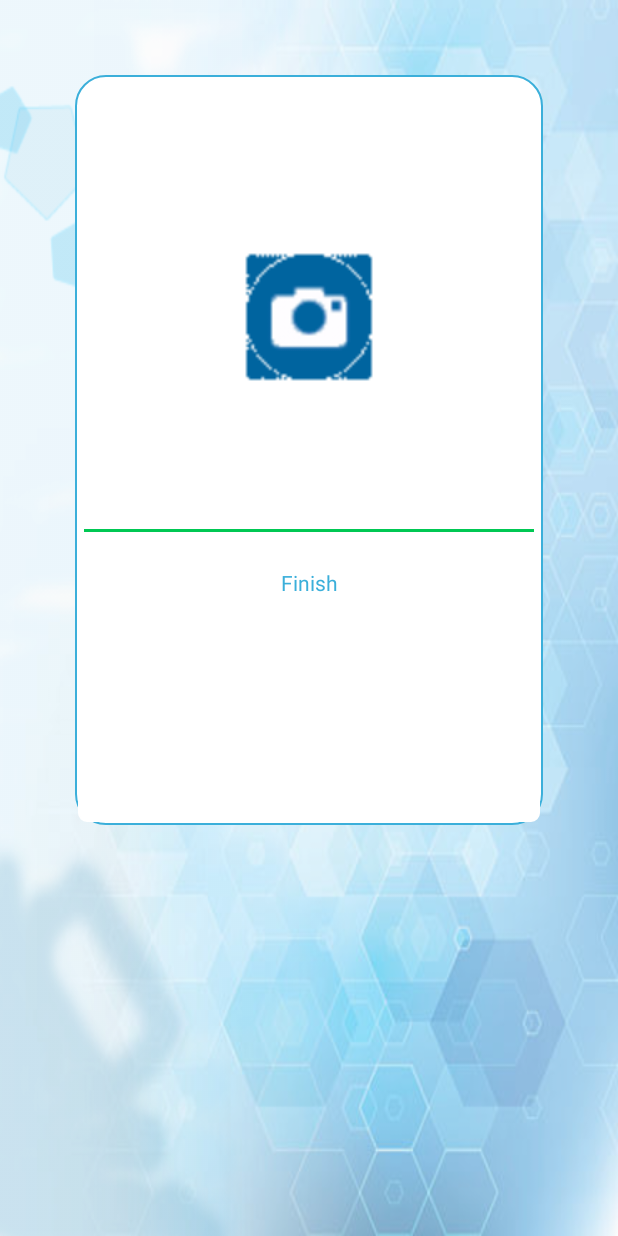
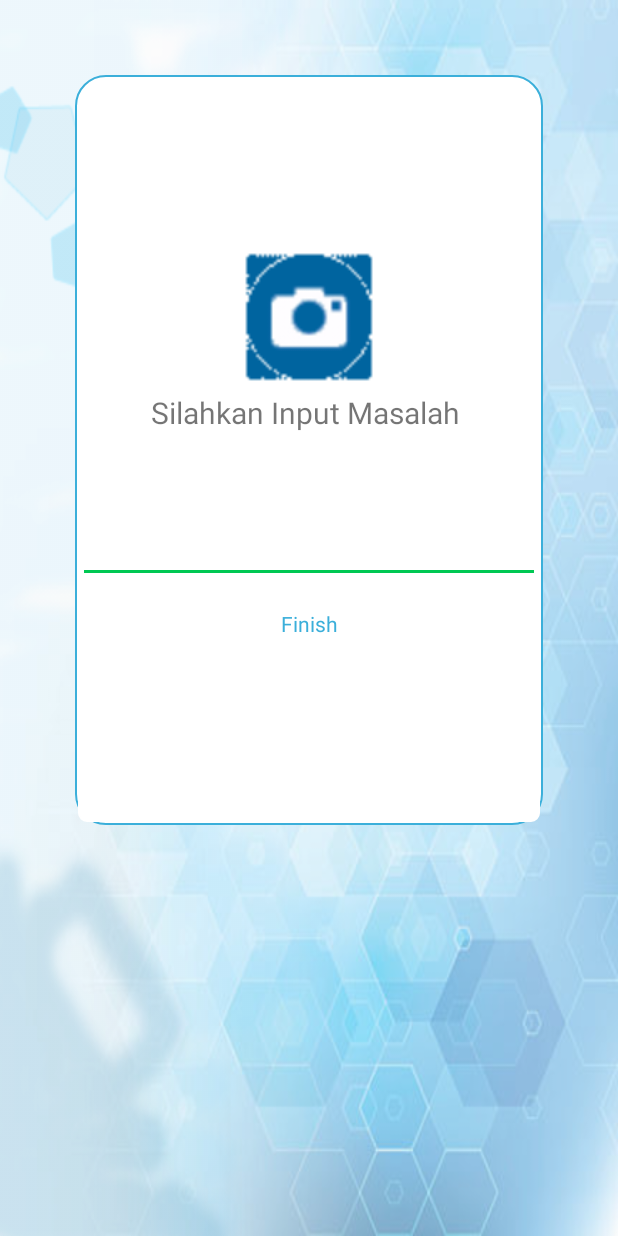
Before and after one commit to qprocompany/DrugAdminAndroid, an Android app: the maintenceinfo screen opened directly, with no data from a screen before it, on a phone screen of 412 x 824 dp. Run offline under Robolectric (Android 15) with nearby library versions, the phone set to English and light mode, and no system bars; pictures from the network do not load.

Commit message:
menu baru

```diff
--- a/app/src/main/res/layout/activity_bedcleaningtimer.xml
+++ b/app/src/main/res/layout/activity_bedcleaningtimer.xml
@@ -40,7 +40,7 @@
         android:layout_height="wrap_content"
         android:layout_centerInParent="true"
         android:onClick="pauseChronometer"
-        android:text="Pause"
+        android:text="Stop"
         tools:ignore="OnClick" />
 
     <Button
--- a/app/src/main/res/layout/activity_maintenceinfo.xml
+++ b/app/src/main/res/layout/activity_maintenceinfo.xml
@@ -42,6 +42,14 @@
                 android:src="@drawable/camera"
                 android:id="@+id/img"/>
 
+            <TextView
+                android:id="@+id/textView7"
+                android:layout_width="match_parent"
+                android:layout_height="wrap_content"
+                android:gravity="center"
+                android:text="Silahkan Input Masalah "
+                android:textSize="20dp"/>
+
             <EditText
                 android:layout_width="match_parent"
                 android:layout_height="100dp"
```
